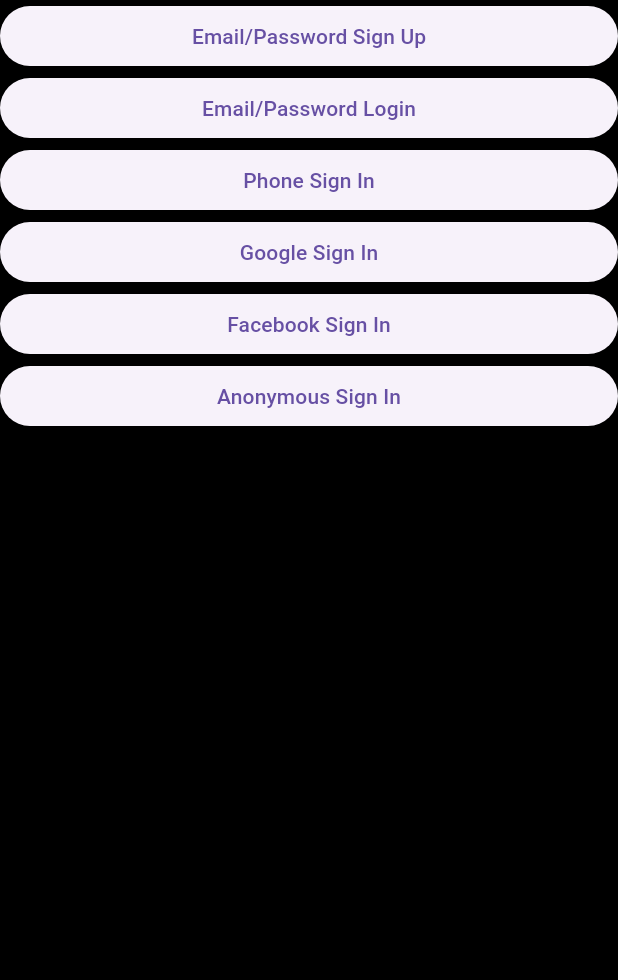
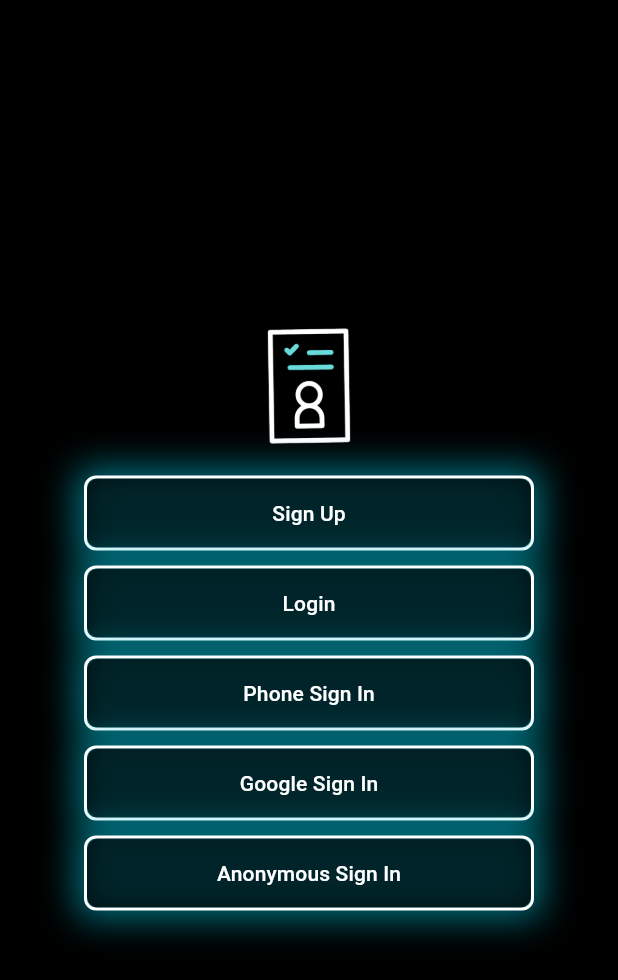
Before and after one commit to amartripathi0/Bi-Gaze, a Flutter app: the screen it shows after launch, on a phone screen of 412 x 824 dp. Shown: the top 980 px of the screen. Run offline on Flutter 3.47's test engine with Material 3 defaults, Android fonts, the phone set to English and light mode, and no system bars; our stand-ins replace animated_background, animated_splash_screen, camera, firebase_auth, firebase_core, fl_chart and 6 more; missing offline and left inert: cool_card_swiper, dart_ping, flutter_facebook_auth, flutter_tflite, internet_speed_meter, qr_code_scanner and 1 more; accounts and stored records are empty.

Commit message:
login page style p1

```diff
--- a/lib/ui/page/login_signup_pages/login_screen.dart
+++ b/lib/ui/page/login_signup_pages/login_screen.dart
@@ -18,44 +18,67 @@ class _LoginScreenState extends State<LoginScreen> {
   Widget build(BuildContext context) {
     return Scaffold(
       body: SafeArea(
+        child: Center(
           child: Column(
+            mainAxisAlignment: MainAxisAlignment.center,
+            crossAxisAlignment: CrossAxisAlignment.center,
             children: [
+              Image.asset(
+                'assets/images/cool_stuff/login.gif',
+                width: 100,
+                height: 100,
+              ),
+              const SizedBox(
+                height: 10,
+              ),
               CustomButton(
                 onTap: () {
                   Navigator.pushNamed(context, EmailPasswordSignup.routeName);
                 },
-              text: 'Email/Password Sign Up',
+                text: 'Sign Up',
+              ),
+              const SizedBox(
+                height: 10,
               ),
               CustomButton(
                 onTap: () {
                   Navigator.pushNamed(context, EmailPasswordLogin.routeName);
                 },
-              text: 'Email/Password Login',
+                text: 'Login',
+              ),
+              const SizedBox(
+                height: 10,
               ),
               CustomButton(
                   onTap: () {
                     Navigator.pushNamed(context, PhoneScreen.routeName);
                   },
                   text: 'Phone Sign In'),
+              const SizedBox(
+                height: 10,
+              ),
               CustomButton(
                 onTap: () {
                   context.read<FirebaseAuthMethods>().signInWithGoogle(context);
                 },
                 text: 'Google Sign In',
               ),
-            CustomButton(
-              onTap: () {
-                context.read<FirebaseAuthMethods>().signInWithFacebook(context);
-              },
-              text: 'Facebook Sign In',
+              const SizedBox(
+                height: 10,
               ),
               CustomButton(
                 onTap: () {
-                context.read<FirebaseAuthMethods>().signInAnonymously(context);
+                  context
+                      .read<FirebaseAuthMethods>()
+                      .signInAnonymously(context);
                 },
                 text: 'Anonymous Sign In',
               ),
+              const SizedBox(
+                height: 10,
+              ),
             ],
+          ),
         ),
       ),
     );
--- a/lib/widgets/custom_button.dart
+++ b/lib/widgets/custom_button.dart
@@ -2,21 +2,54 @@ import 'package:flutter/material.dart';
 
 class CustomButton extends StatelessWidget {
   const CustomButton({
-    Key? key,
+    super.key,
     required this.onTap,
     required this.text,
-  }) : super(key: key);
+  });
+
   final String text;
   final VoidCallback onTap;
 
   @override
   Widget build(BuildContext context) {
-    return ElevatedButton(
-      style: ElevatedButton.styleFrom(
-        minimumSize: const Size(double.infinity, 40),
+    return Container(
+      width: 300,
+      height: 50,
+      decoration: BoxDecoration(
+        borderRadius: BorderRadius.circular(8),
+        border: Border.all(
+          color: Colors.white, // White border color
+          width: 2, // Border width
+        ),
+        boxShadow: [
+          BoxShadow(
+            color:
+                Colors.cyan.withOpacity(0.6), // Cyan shadow color with opacity
+            spreadRadius: 5, // Spreads the shadow to create a glowing effect
+            blurRadius: 20, // Softens the shadow
+          ),
+        ],
       ),
-      onPressed: onTap,
-      child: Text(text),
+      child: ClipRRect(
+        borderRadius:
+            BorderRadius.circular(8), // Same border radius as container
+        child: ElevatedButton(
+          style: ElevatedButton.styleFrom(
+            backgroundColor:
+                const Color.fromARGB(172, 0, 0, 0), // Transparent background
+            shadowColor: Colors.transparent, // No internal shadow
+            shape: RoundedRectangleBorder(
+              borderRadius:
+                  BorderRadius.circular(8), // Match the shape of the container
+            ),
+          ),
+          onPressed: onTap,
+          child: Text(
+            text,
+            style: const TextStyle(color: Colors.white), // White text color
+          ),
+        ),
+      ),
     );
   }
 }
--- a/pubspec.yaml
+++ b/pubspec.yaml
@@ -87,6 +87,7 @@ flutter:
     - assets/images/cool_stuff/CCNP.gif
     - assets/images/cool_stuff/BTek.gif
     - assets/images/cool_stuff/7RMn.gif
+    - assets/images/cool_stuff/login.gif
     - assets/models/
     - assets/models/mobilenet_v1_1.0_224.tflite
     - assets/models/mobilenet_v1_1.0_224.txt
```
Also changed, not shown: assets/images/cool_stuff/login.gif (added). Lines whose indentation alone changed are shown as unchanged.
